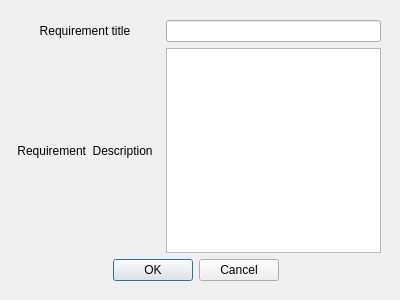
esa/spacecreator, file src/libs/requirements/ui/addnewrequirementdialog.ui: the form before one commit.
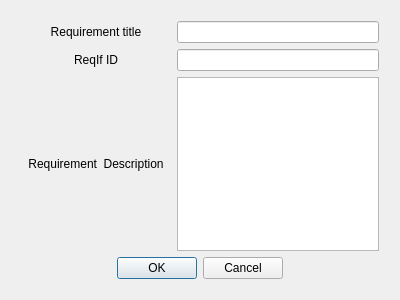
The form after the commit.

What changed in the file:
```diff
--- a/src/libs/requirements/ui/addnewrequirementdialog.ui
+++ b/src/libs/requirements/ui/addnewrequirementdialog.ui
@@ -13,16 +13,9 @@
   <property name="windowTitle">
    <string>Dialog</string>
   </property>
-  <widget class="QWidget" name="gridLayoutWidget">
-   <property name="geometry">
-    <rect>
-     <x>0</x>
-     <y>10</y>
-     <width>391</width>
-     <height>281</height>
-    </rect>
-   </property>
-   <layout class="QGridLayout" name="gridLayout" rowstretch="1,0,0,0,0" columnstretch="0,0">
+  <layout class="QGridLayout" name="gridLayout_2">
+   <item row="0" column="0">
+    <layout class="QGridLayout" name="gridLayout" rowstretch="1,0,0,0,0,0" columnstretch="0,0">
     <property name="sizeConstraint">
      <enum>QLayout::SetMinAndMaxSize</enum>
     </property>
@@ -60,26 +53,10 @@
       </property>
      </widget>
     </item>
-    <item row="2" column="0">
-     <widget class="QLabel" name="DescriptionLabel">
-      <property name="minimumSize">
-       <size>
-        <width>150</width>
-        <height>0</height>
-       </size>
-      </property>
-      <property name="text">
-       <string>Requirement  Description</string>
-      </property>
-      <property name="alignment">
-       <set>Qt::AlignCenter</set>
-      </property>
-      <property name="wordWrap">
-       <bool>true</bool>
-      </property>
-     </widget>
-    </item>
-    <item row="4" column="0" colspan="2">
+     <item row="0" column="1">
+      <widget class="QLineEdit" name="titleLineEdit"/>
+     </item>
+     <item row="5" column="0" colspan="2">
      <widget class="QDialogButtonBox" name="buttonBox">
       <property name="sizePolicy">
        <sizepolicy hsizetype="Preferred" vsizetype="Fixed">
@@ -98,15 +75,54 @@
       </property>
      </widget>
     </item>
-    <item row="0" column="1">
-     <widget class="QLineEdit" name="TitleLineEdit"/>
-    </item>
-    <item row="2" column="1">
-     <widget class="QTextEdit" name="DescriptionTextEdit"/>
-    </item>
-   </layout>
-  </widget>
- </widget>
+     <item row="3" column="0">
+      <widget class="QLabel" name="descriptionLabel">
+       <property name="minimumSize">
+        <size>
+         <width>150</width>
+         <height>0</height>
+        </size>
+       </property>
+       <property name="text">
+        <string>Requirement  Description</string>
+       </property>
+       <property name="alignment">
+        <set>Qt::AlignCenter</set>
+       </property>
+       <property name="wordWrap">
+        <bool>true</bool>
+       </property>
+      </widget>
+     </item>
+     <item row="3" column="1">
+      <widget class="QTextEdit" name="descriptionTextEdit"/>
+     </item>
+     <item row="1" column="0">
+      <widget class="QLabel" name="IdLabel">
+       <property name="text">
+        <string>ReqIf ID</string>
+       </property>
+       <property name="alignment">
+        <set>Qt::AlignCenter</set>
+       </property>
+      </widget>
+     </item>
+     <item row="1" column="1">
+      <widget class="QLineEdit" name="idLineEdit">
+       <property name="toolTip">
+        <string>The #reqif keyword will be added before this ID</string>
+       </property>
+      </widget>
+     </item>
+    </layout>
+   </item>
+  </layout>
+ </widget>
+ <tabstops>
+  <tabstop>titleLineEdit</tabstop>
+  <tabstop>idLineEdit</tabstop>
+  <tabstop>descriptionTextEdit</tabstop>
+ </tabstops>
  <resources/>
  <connections>
   <connection>
```
Left out of the diff: 2 changed lines with no effect on the pictures. Lines whose indentation alone changed are shown as unchanged.
